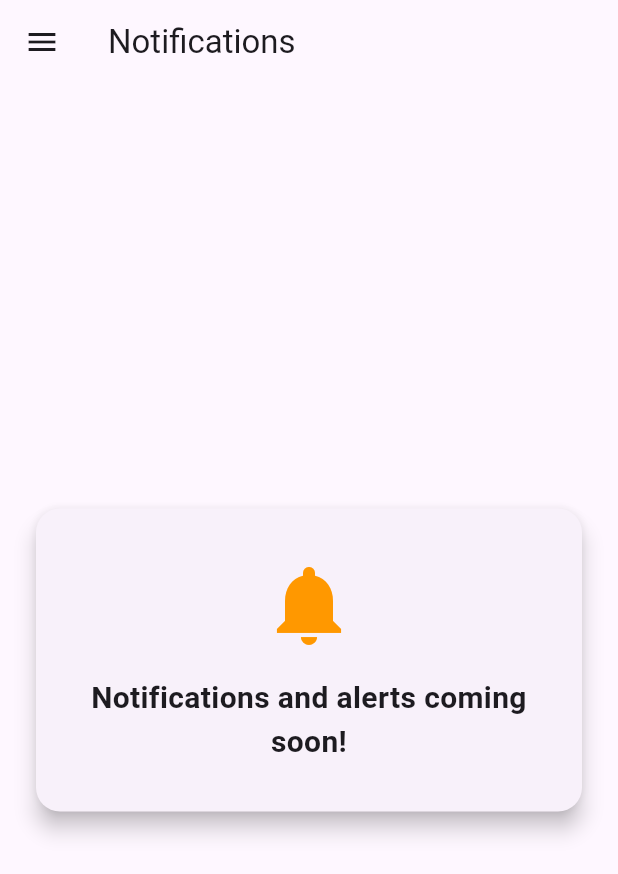
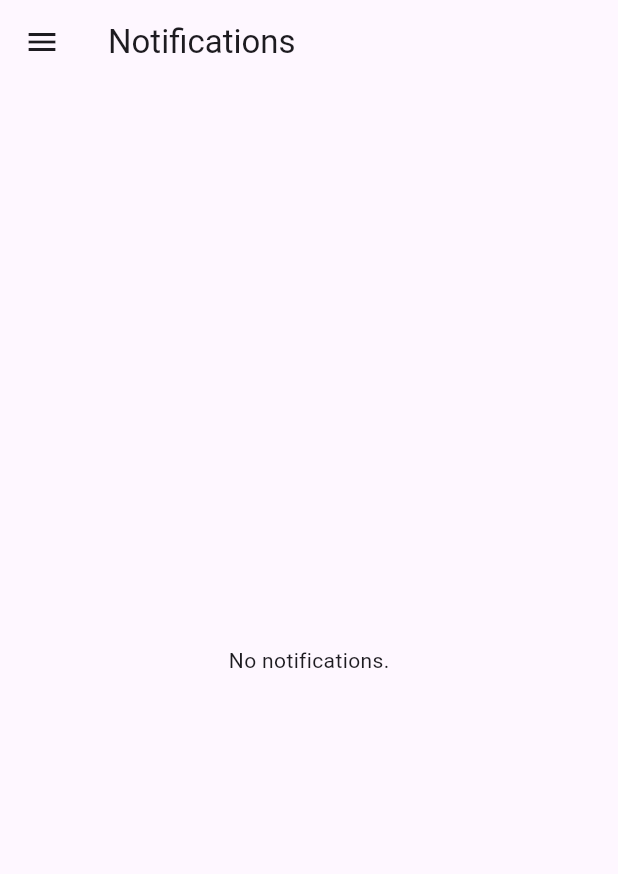
Before and after one commit to Joenny-stack/hotel_management_system, a Flutter app: the NotificationsPage screen opened by its route, on a phone screen of 412 x 824 dp. Shown: the top 874 px of the screen. Run offline on Flutter 3.47's test engine with Material 3 defaults, Android fonts, the phone set to English and light mode, and no system bars; our stand-ins replace sqflite; accounts and stored records are empty.

Commit message:
Refactor AdminSidebar and NotificationsPage; add notifications table and enhance RoomServicePage with room management features

```diff
--- a/lib/db_helper.dart
+++ b/lib/db_helper.dart
@@ -324,6 +324,18 @@ class DBHelper {
         FOREIGN KEY (booking_id) REFERENCES bookings(id)
       )
     ''');
+    // --- NOTIFICATIONS TABLE ---
+    await db.execute('''
+      CREATE TABLE IF NOT EXISTS notifications (
+        id INTEGER PRIMARY KEY AUTOINCREMENT,
+        title TEXT,
+        message TEXT,
+        role TEXT,
+        room_id INTEGER,
+        created_at TEXT,
+        is_read INTEGER DEFAULT 0
+      )
+    ''');
   }
 
   static Future<Database> _initDB() async {
--- a/lib/notifications_page.dart
+++ b/lib/notifications_page.dart
@@ -1,45 +1,82 @@
 import 'package:flutter/material.dart';
 import 'admin_sidebar.dart';
+import 'db_helper.dart';
 
-class NotificationsPage extends StatelessWidget {
+class NotificationsPage extends StatefulWidget {
   const NotificationsPage({super.key});
+
+  @override
+  State<NotificationsPage> createState() => _NotificationsPageState();
+}
+
+class _NotificationsPageState extends State<NotificationsPage> {
+  List<Map<String, dynamic>> _notifications = [];
+  bool _loading = true;
+  @override
+  void initState() {
+    super.initState();
+    _fetchNotifications();
+  }
+
+  Future<void> _fetchNotifications() async {
+    final db = await DBHelper.database;
+    // Only show for housekeeping role for now
+    final res = await db.query('notifications', where: 'role = ?', whereArgs: ['housekeeping'], orderBy: 'created_at DESC');
+    setState(() {
+      _notifications = res;
+      _loading = false;
+    });
+  }
+
+  void _markAsReadAndGoToRoomService(int? roomId) async {
+    final db = await DBHelper.database;
+    if (roomId != null) {
+      await db.update('notifications', {'is_read': 1}, where: 'room_id = ?', whereArgs: [roomId]);
+    }
+    if (mounted) {
+      Navigator.pushNamed(context, '/room_service', arguments: 'housekeeping');
+    }
+  }
 
   @override
   Widget build(BuildContext context) {
     final isWide = MediaQuery.of(context).size.width > 800;
     final pageName = 'Notifications';
-    final role = ModalRoute.of(context)?.settings.arguments as String? ?? 'admin';
+    final role = ModalRoute.of(context)?.settings.arguments as String? ?? 'housekeeping';
+    final sidebar = AdminSidebar(pageName: pageName, role: role);
+    final notificationList = _loading
+        ? const Center(child: CircularProgressIndicator())
+        : _notifications.isEmpty
+            ? const Center(child: Text('No notifications.'))
+            : ListView.builder(
+                itemCount: _notifications.length,
+                itemBuilder: (context, index) {
+                  final n = _notifications[index];
+                  return Card(
+                    color: n['is_read'] == 1 ? Colors.grey[100] : Colors.orange[50],
+                    child: ListTile(
+                      leading: const Icon(Icons.notifications, color: Colors.orange),
+                      title: Text(n['title'] ?? ''),
+                      subtitle: Text(n['message'] ?? ''),
+                      trailing: n['is_read'] == 1
+                          ? null
+                          : TextButton(
+                              child: const Text('Go to Room Service'),
+                              onPressed: () => _markAsReadAndGoToRoomService(n['room_id']),
+                            ),
+                    ),
+                  );
+                },
+              );
     if (isWide) {
       return Row(
         children: [
-          AdminSidebar(pageName: pageName, role: role),
+          sidebar,
           Container(width: 1, color: Colors.black12),
           Expanded(
             child: Scaffold(
               appBar: AppBar(title: Text(pageName)),
-              body: Center(
-                child: Card(
-                  elevation: 6,
-                  margin: const EdgeInsets.all(24),
-                  shape: RoundedRectangleBorder(borderRadius: BorderRadius.circular(16)),
-                  child: Padding(
-                    padding: const EdgeInsets.all(32),
-                    child: Column(
-                      mainAxisSize: MainAxisSize.min,
-                      children: const [
-                        Icon(Icons.notifications, size: 64, color: Colors.orange),
-                        SizedBox(height: 16),
-                        Text(
-                          'Notifications and alerts coming soon!',
-                          style: TextStyle(fontSize: 20, fontWeight: FontWeight.bold),
-                          textAlign: TextAlign.center,
-                        ),
-                      ],
-                    ),
-                  ),
-                ),
-              ),
-              backgroundColor: Theme.of(context).colorScheme.surface,
+              body: notificationList,
             ),
           ),
         ],
@@ -47,32 +84,8 @@ class NotificationsPage extends StatelessWidget {
     } else {
       return Scaffold(
         appBar: AppBar(title: Text(pageName)),
-        drawer: Drawer(
-          child: AdminSidebar(pageName: pageName, role: role),
-        ),
-        body: Center(
-          child: Card(
-            elevation: 6,
-            margin: const EdgeInsets.all(24),
-            shape: RoundedRectangleBorder(borderRadius: BorderRadius.circular(16)),
-            child: Padding(
-              padding: const EdgeInsets.all(32),
-              child: Column(
-                mainAxisSize: MainAxisSize.min,
-                children: const [
-                  Icon(Icons.notifications, size: 64, color: Colors.orange),
-                  SizedBox(height: 16),
-                  Text(
-                    'Notifications and alerts coming soon!',
-                    style: TextStyle(fontSize: 20, fontWeight: FontWeight.bold),
-                    textAlign: TextAlign.center,
-                  ),
-                ],
-              ),
-            ),
-          ),
-        ),
-        backgroundColor: Theme.of(context).colorScheme.surface,
+        drawer: Drawer(child: sidebar),
+        body: notificationList,
       );
     }
   }
```
Also changed, not shown: lib/admin_sidebar.dart (+15 -14 lines), lib/room_service_page.dart (+97 -13 lines).
